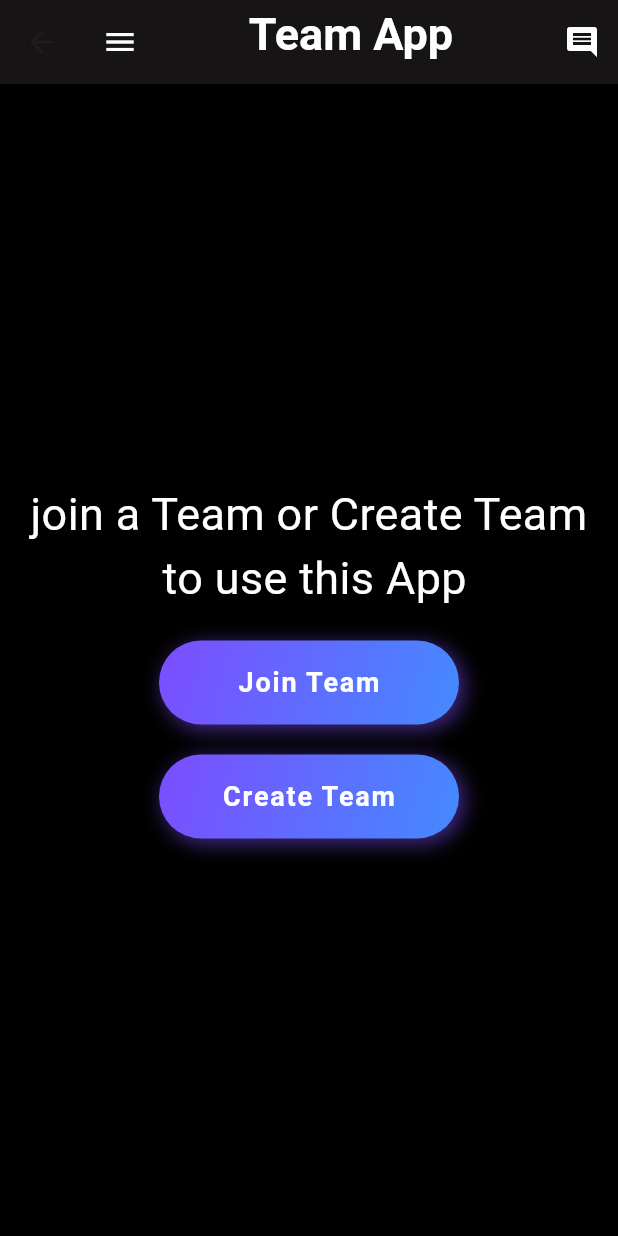
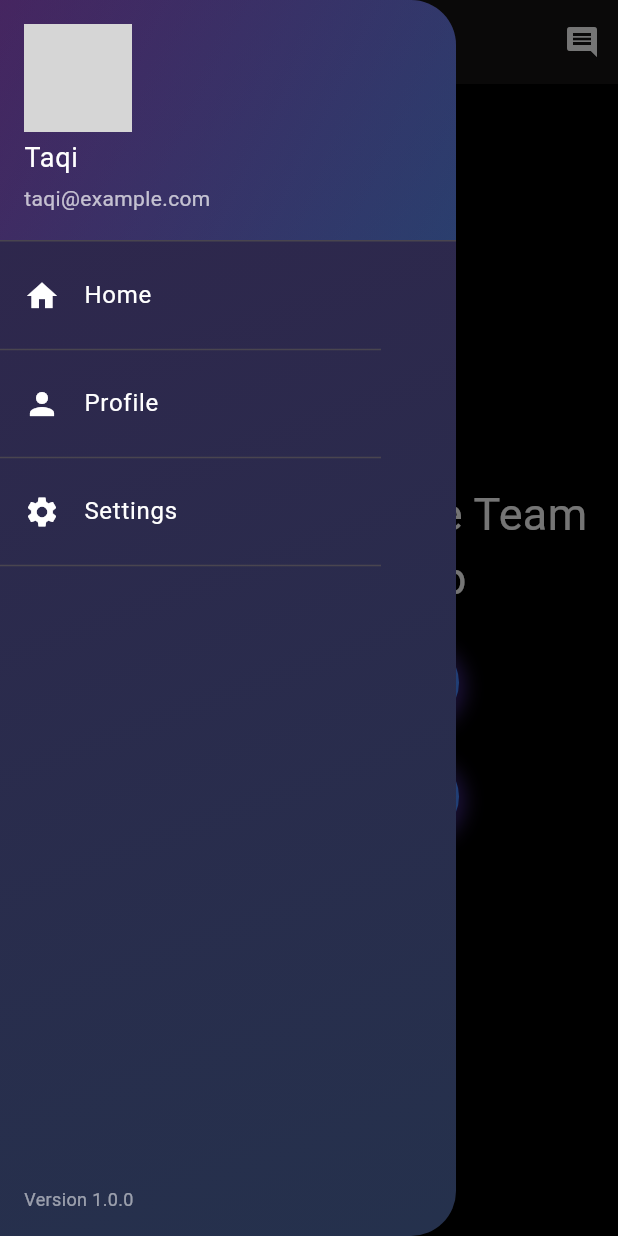
Before and after one commit to mohmeadtke/team_App, a Flutter app: the Testpage screen opened by its route, with the side drawer open (before the commit the screen has no drawer), on a phone screen of 412 x 824 dp. Run offline on Flutter 3.47's test engine with Material 3 defaults, Android fonts, the phone set to English and light mode, and no system bars; our stand-ins replace bloc, cloud_firestore, dartz, firebase_auth, firebase_core, firebase_storage and 6 more; accounts and stored records are empty; grey boxes are pictures that could not be loaded.

Commit message:
some update

```diff
--- a/lib/Features/main/main_page.dart
+++ b/lib/Features/main/main_page.dart
@@ -1,9 +1,6 @@
 import 'package:flutter/material.dart';
-import 'package:teamapp/Features/main/back_ground.dart';
-import 'package:teamapp/Features/main/card_widet.dart';
+
 import 'package:teamapp/testpage.dart';
-
-import '../../bottom_bar.dart';
 
 class MainPage extends StatefulWidget {
   const MainPage({super.key});
--- a/lib/Features/profile/Domain/Entity/profile_get_entity.dart
+++ b/lib/Features/profile/Domain/Entity/profile_get_entity.dart
@@ -1,8 +1,8 @@
 class ProfileGetEntity {
-  final String name;
-  final String email;
-  final String password;
-  final String imageurl;
+  String name;
+  String email;
+  String password;
+  String imageurl;
 
   ProfileGetEntity(
       {required this.imageurl,
--- a/lib/Features/profile/Domain/Entity/profile_update_entity.dart
+++ b/lib/Features/profile/Domain/Entity/profile_update_entity.dart
@@ -3,6 +3,7 @@ import 'dart:io';
 class ProfileUpdateEntity {
   final File image;
   final String name;
+  final String passWord;
 
-  ProfileUpdateEntity(this.image, this.name);
+  ProfileUpdateEntity(this.image, this.name, this.passWord);
 }
--- a/lib/Features/profile/Domain/UseCase/get_profile_data_usecase.dart
+++ b/lib/Features/profile/Domain/UseCase/get_profile_data_usecase.dart
@@ -1,7 +1,5 @@
 import 'package:dartz/dartz.dart';
-import 'package:freezed_annotation/freezed_annotation.dart';
 import 'package:teamapp/Features/profile/Domain/Entity/profile_get_entity.dart';
-import 'package:teamapp/Features/profile/Domain/Entity/profile_update_entity.dart';
 import 'package:teamapp/Features/profile/Domain/Repo/profile_repo.dart';
 import 'package:teamapp/core/failure/failure.dart';
 
--- a/lib/bottom_bar.dart
+++ b/lib/bottom_bar.dart
@@ -1,5 +1,4 @@
 import 'package:flutter/material.dart';
-import 'package:flutter_bloc/flutter_bloc.dart';
 
 class MainScreen extends StatefulWidget {
   const MainScreen({super.key});
--- a/lib/core/widget/app_bar_widget.dart
+++ b/lib/core/widget/app_bar_widget.dart
@@ -12,35 +12,15 @@ class AppBarWidget extends StatelessWidget implements PreferredSizeWidget {
     return AppBar(
       backgroundColor: const Color.fromARGB(255, 22, 20, 20),
       titleSpacing: 0, // Removes default spacing
-      title: Row(
-        children: [
-          Expanded(
-            child: Stack(
-              children: [
-                const Expanded(
-                  child: Center(
+      title: const Center(
           child: Text(
         "Team App",
         style: TextStyle(
-                          color: Colors.white,
-                          fontSize: 30,
-                          fontWeight: FontWeight.bold),
-                    ),
-                  ),
-                ),
-                Row(
-                  children: [
-                    IconButton(
-                      icon: const Icon(
-                        Icons.menu,
-                        color: Colors.white,
-                      ),
-                      onPressed: () {},
-                    ),
-                    const Spacer(),
+            color: Colors.white, fontSize: 30, fontWeight: FontWeight.bold),
+      )),
+      actions: [
         Transform(
-                      transform: Matrix4.identity()
-                        ..scale(-1.0, 1.0), // Flip horizontally
+          transform: Matrix4.identity()..scale(-1.0, 1.0), // Flip horizontally
           alignment: Alignment.center,
           child: IconButton(
             icon: const Icon(
@@ -51,12 +31,52 @@ class AppBarWidget extends StatelessWidget implements PreferredSizeWidget {
           ),
         )
       ],
-                ),
-              ],
-            ),
-          )
-        ],
-      ),
+
+      // Row(
+      //   children: [
+      //     Expanded(
+      //       child: Stack(
+      //         children: [
+      //           const Expanded(
+      //             child: Center(
+      //               child: Text(
+      //                 "Team App",
+      //                 style: TextStyle(
+      //                     color: Colors.white,
+      //                     fontSize: 30,
+      //                     fontWeight: FontWeight.bold),
+      //               ),
+      //             ),
+      //           ),
+      //           Row(
+      //             children: [
+      //               // IconButton(
+      //               //   icon: const Icon(
+      //               //     Icons.menu,
+      //               //     color: Colors.white,
+      //               //   ),
+      //               //   onPressed: () {},
+      //               // ),
+      //               const Spacer(),
+      //               Transform(
+      //                 transform: Matrix4.identity()
+      //                   ..scale(-1.0, 1.0), // Flip horizontally
+      //                 alignment: Alignment.center,
+      //                 child: IconButton(
+      //                   icon: const Icon(
+      //                     Icons.message,
+      //                     color: Colors.white,
+      //                   ),
+      //                   onPressed: () {},
+      //                 ),
+      //               )
+      //             ],
+      //           ),
+      //         ],
+      //       ),
+      //     )
+      //   ],
+      // ),
     );
   }
 }
--- /dev/null
+++ b/lib/core/widget/side_bar_widget.dart
@@ -0,0 +1,88 @@
+import 'package:flutter/material.dart';
+
+class SideBar extends StatelessWidget {
+  const SideBar({super.key});
+
+  @override
+  Widget build(BuildContext context) {
+    return ClipRRect(
+      borderRadius: const BorderRadius.only(
+        topRight: Radius.circular(30),
+        bottomRight: Radius.circular(30),
+      ),
+      child: Drawer(
+        child: Container(
+          decoration: BoxDecoration(
+            gradient: LinearGradient(
+              colors: [
+                Colors.deepPurpleAccent.withOpacity(0.2),
+                Colors.blueAccent.withOpacity(0.2)
+              ],
+              begin: Alignment.topLeft,
+              end: Alignment.bottomRight,
+            ),
+          ),
+          child: Column(
+            crossAxisAlignment: CrossAxisAlignment.start,
+            children: [
+              UserAccountsDrawerHeader(
+                decoration: BoxDecoration(
+                  gradient: LinearGradient(
+                    colors: [
+                      Colors.purple.withOpacity(0.2),
+                      Colors.blue.withOpacity(0.2)
+                    ],
+                    begin: Alignment.topLeft,
+                    end: Alignment.bottomRight,
+                  ),
+                ),
+                accountName: const Text(
+                  'Taqi',
+                  style: TextStyle(color: Colors.white, fontSize: 18),
+                ),
+                accountEmail: Text(
+                  'taqi@example.com',
+                  style: TextStyle(color: Colors.white70),
+                ),
+                currentAccountPicture: const CircleAvatar(
+                  backgroundImage: AssetImage('assets/profile.jpg'),
+                ),
+              ),
+              _buildDrawerItem(Icons.home, 'Home', context),
+              const Divider(
+                endIndent: 50,
+              ),
+              _buildDrawerItem(Icons.person, 'Profile', context),
+              const Divider(
+                endIndent: 50,
+              ),
+              _buildDrawerItem(Icons.settings, 'Settings', context),
+              const Divider(
+                endIndent: 50,
+              ),
+              const Spacer(),
+              const Padding(
+                padding: const EdgeInsets.all(16.0),
+                child: Text(
+                  'Version 1.0.0',
+                  style: TextStyle(color: Colors.white54, fontSize: 12),
+                ),
+              ),
+            ],
+          ),
+        ),
+      ),
+    );
+  }
+
+  Widget _buildDrawerItem(IconData icon, String title, BuildContext context) {
+    return ListTile(
+      leading: Icon(icon, color: Colors.white),
+      title: Text(title,
+          style: const TextStyle(color: Colors.white, fontSize: 16)),
+      onTap: () {
+        Navigator.pop(context);
+      },
+    );
+  }
+}
--- a/lib/main.dart
+++ b/lib/main.dart
@@ -23,6 +23,7 @@ class MyApp extends StatelessWidget {
   @override
   Widget build(BuildContext context) {
     return MaterialApp(
+      theme: ThemeData.dark(),
       debugShowCheckedModeBanner: false,
       // home: UserFormPage(
       //   teamRepo: di.sl(),
--- a/lib/testpage.dart
+++ b/lib/testpage.dart
@@ -1,13 +1,17 @@
 import 'package:flutter/material.dart';
 import 'package:teamapp/Features/main/widget/custom_button.dart';
+import 'package:teamapp/Features/profile/Data/DataSourse/get_profile_data_sourse.dart';
 import 'package:teamapp/core/widget/app_bar_widget.dart';
+
+import 'core/widget/side_bar_widget.dart';
 
 class Testpage extends StatelessWidget {
   const Testpage({super.key});
-
+// final GetProfileDataSourse getProfileDataSourse ;
   @override
   Widget build(BuildContext context) {
     return Scaffold(
+      drawer: const SideBar(),
       backgroundColor: Colors.black,
       appBar: const AppBarWidget(
         pageNum: 0,
```
Also changed, not shown: lib/Features/Create Team/Presentation/testpageforcreatTeam.dart (+12 -12 lines), lib/Features/profile/Data/DataSourse/get_profile_data_sourse.dart (added, +51 -0 lines), lib/Features/profile/Data/RepoImpl/profile_repo_impl.dart (+19 -4 lines). Lines whose indentation alone changed are shown as unchanged.
